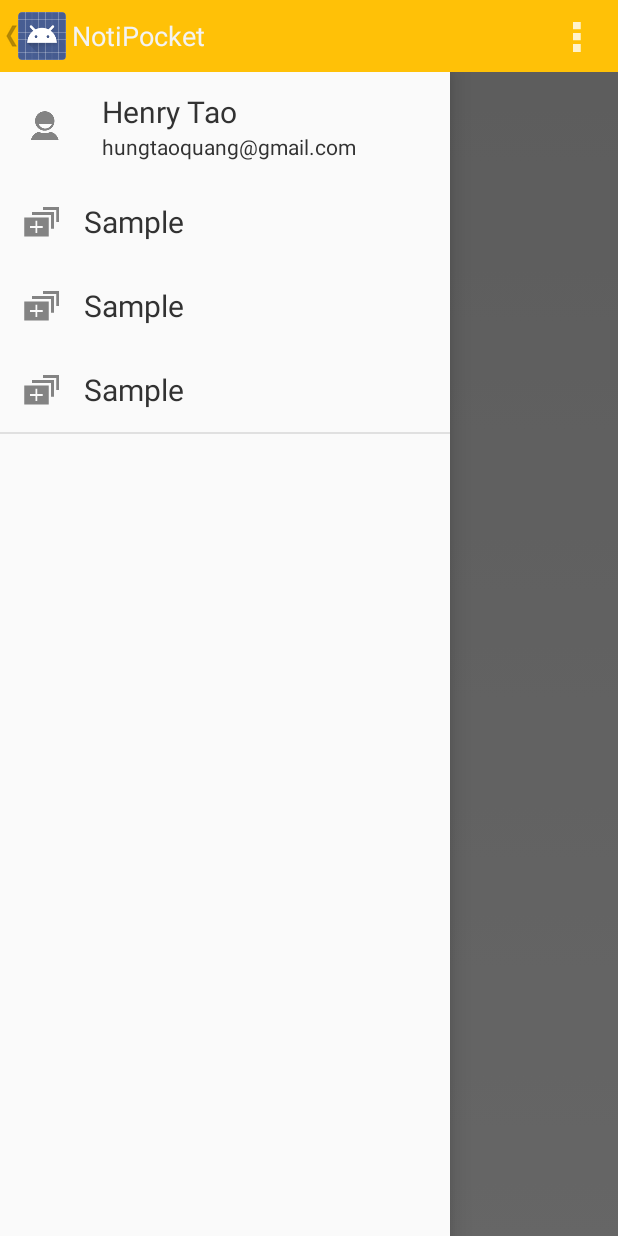
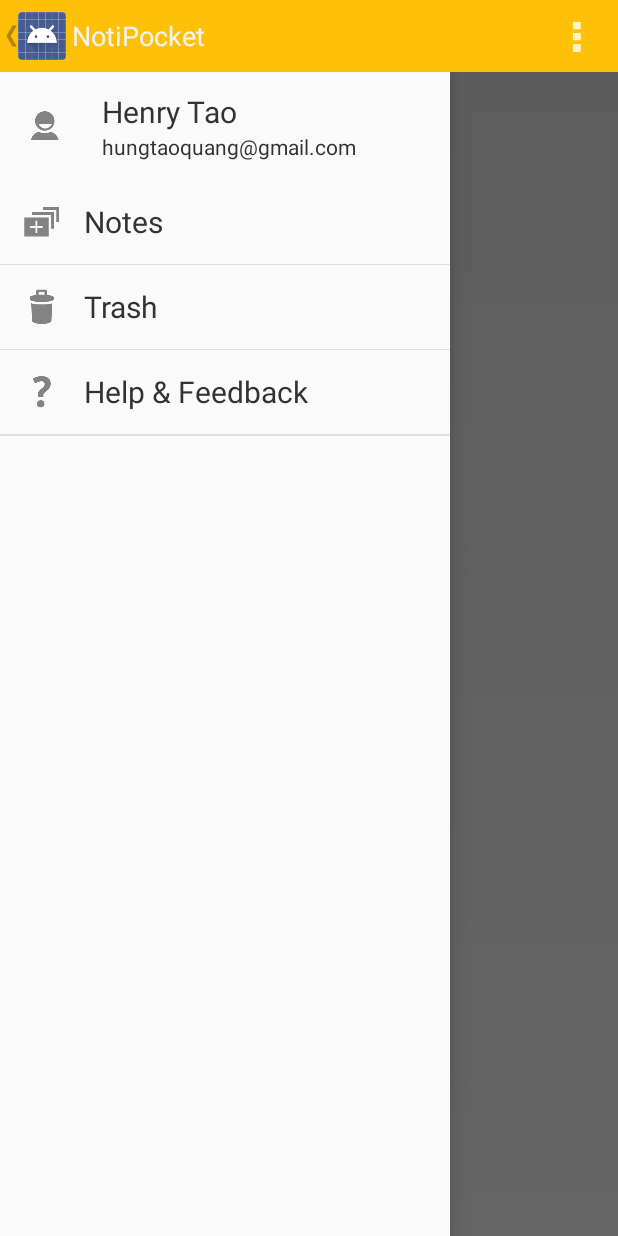
Before and after one commit to henrytao-me/notipocket-android, an Android app: the screen it shows after launch (MainActivity), with the side drawer open, on a phone screen of 412 x 824 dp. Run offline under Robolectric (Android 15) with nearby library versions, the phone set to English and light mode, and no system bars; 2 statements that could not run were skipped.

Commit message:
added list dynamic list item for navigation drawer

```diff
--- a/app/src/main/java/me/henrytao/notipocket/MainActivity.java
+++ b/app/src/main/java/me/henrytao/notipocket/MainActivity.java
@@ -3,6 +3,7 @@ package me.henrytao.notipocket;
 import android.app.Activity;
 import android.app.ActionBar;
 import android.app.Fragment;
+import android.content.Context;
 import android.os.Bundle;
 import android.view.LayoutInflater;
 import android.view.Menu;
@@ -10,6 +11,11 @@ import android.view.MenuItem;
 import android.view.View;
 import android.view.ViewGroup;
 import android.os.Build;
+import android.widget.AdapterView;
+import android.widget.BaseAdapter;
+import android.widget.ImageView;
+import android.widget.ListView;
+import android.widget.TextView;
 
 import me.henrytao.widget.NavigationDrawerActivity;
 
@@ -32,6 +38,12 @@ public class MainActivity extends NavigationDrawerActivity {
           .add(R.id.container, new PlaceholderFragment())
           .commit();
     }
+
+    // init navigation drawer list
+    ListView drawerList = (ListView) findViewById(R.id.drawerList);
+    DrawerListAdapter drawerListAdapter = new DrawerListAdapter(this);
+    drawerList.setAdapter(drawerListAdapter);
+    drawerList.setOnItemClickListener(new DrawerItemClickListener());
   }
 
   @Override
@@ -68,4 +80,68 @@ public class MainActivity extends NavigationDrawerActivity {
       return rootView;
     }
   }
+
+  /**
+   * DrawerItemClick listener
+   */
+  private class DrawerItemClickListener implements ListView.OnItemClickListener {
+
+    @Override
+    public void onItemClick(AdapterView<?> parent, View view, int position, long id) {
+      onDrawerItemClick(position);
+    }
+  }
+
+  private void onDrawerItemClick(int position) {
+
+  }
+
+
+  /**
+   * Drawer List Adapter
+   */
+
+  public class DrawerListAdapter extends BaseAdapter {
+
+    Context context;
+    String[] items;
+    int[] images = {R.drawable.ic_action_add_to_queue, R.drawable.ic_action_discard, R.drawable.ic_action_help};
+
+    public DrawerListAdapter(Context context) {
+      this.context = context;
+      this.items = this.context.getResources().getStringArray(R.array.main_drawer_list);
+    }
+
+    @Override
+    public int getCount() {
+      return this.items.length;
+    }
+
+    @Override
+    public Object getItem(int position) {
+      return this.items[position];
+    }
+
+    @Override
+    public long getItemId(int position) {
+      return position;
+    }
+
+    @Override
+    public View getView(int position, View convertView, ViewGroup parent) {
+      View view = convertView;
+
+      if(view == null){
+        LayoutInflater inflater = (LayoutInflater) this.context.getSystemService(Context.LAYOUT_INFLATER_SERVICE);
+        view = inflater.inflate(R.layout.navigation_drawer_item, parent, false);
+      }
+      ImageView image = (ImageView) view.findViewById(R.id.image);
+      TextView title = (TextView) view.findViewById(R.id.title);
+
+      image.setImageResource(this.images[position]);
+      title.setText(this.items[position]);
+
+      return view;
+    }
+  }
 }
--- a/app/src/main/res/layout/activity_main.xml
+++ b/app/src/main/res/layout/activity_main.xml
@@ -19,6 +19,6 @@
     android:layout_width="300dp"
     android:layout_height="match_parent"
     android:layout_gravity="start"
-    layout="@layout/navigation_drawer_main"/>
+    layout="@layout/navigation_drawer_main" />
 
 </android.support.v4.widget.DrawerLayout>
--- a/app/src/main/res/layout/navigation_drawer_item.xml
+++ b/app/src/main/res/layout/navigation_drawer_item.xml
@@ -10,19 +10,19 @@
   android:clickable="true">
 
   <ImageView
+    android:id="@+id/image"
     android:layout_width="40dp"
     android:layout_height="40dp"
     android:layout_gravity="center_vertical"
-    android:src="@drawable/ic_action_add_to_queue"
     android:scaleType="center" />
 
   <TextView
+    android:id="@+id/title"
     android:layout_width="fill_parent"
     android:layout_height="match_parent"
     android:textSize="20dp"
     android:paddingLeft="8dp"
     android:paddingRight="0dp"
-    android:text="Sample"
     android:gravity="center_vertical" />
 
 </LinearLayout>
--- a/app/src/main/res/layout/navigation_drawer_main.xml
+++ b/app/src/main/res/layout/navigation_drawer_main.xml
@@ -46,14 +46,11 @@
 
   </LinearLayout>
 
-  <include layout="@layout/navigation_drawer_item" ></include>
-  <include layout="@layout/navigation_drawer_item" ></include>
-  <include layout="@layout/navigation_drawer_item" ></include>
-
   <ListView
+    android:id="@+id/drawerList"
     android:layout_width="match_parent"
     android:layout_height="wrap_content" />
 
-  <View style="@style/Divider"/>
+  <View style="@style/Divider" />
 
 </LinearLayout>
```
